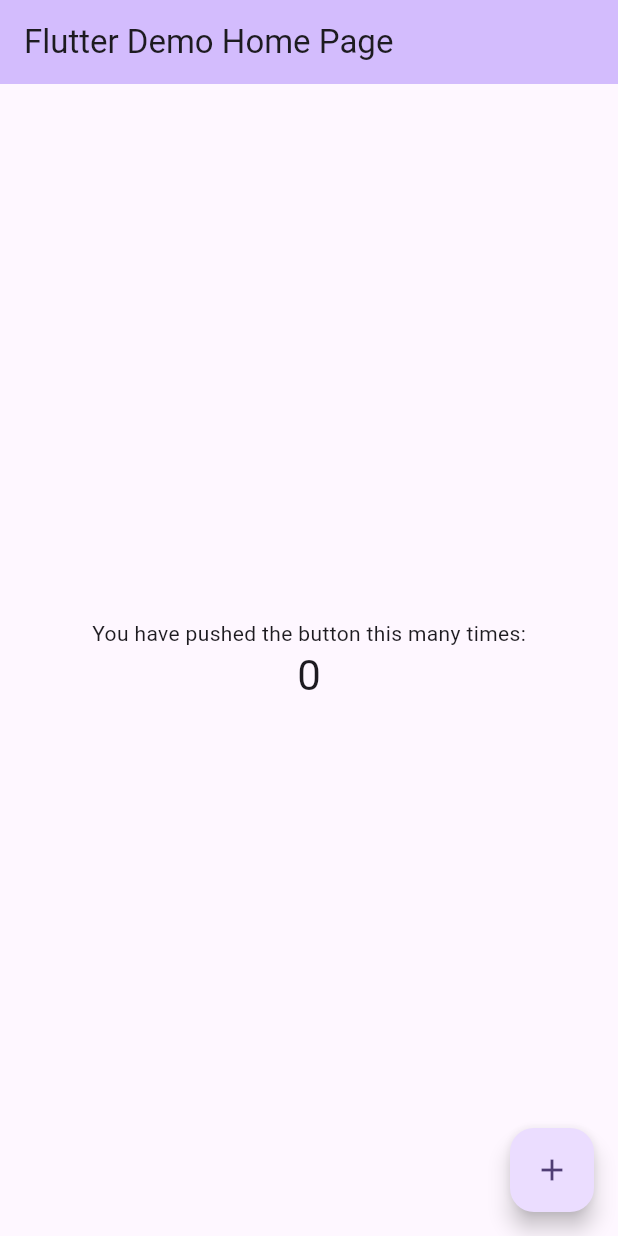
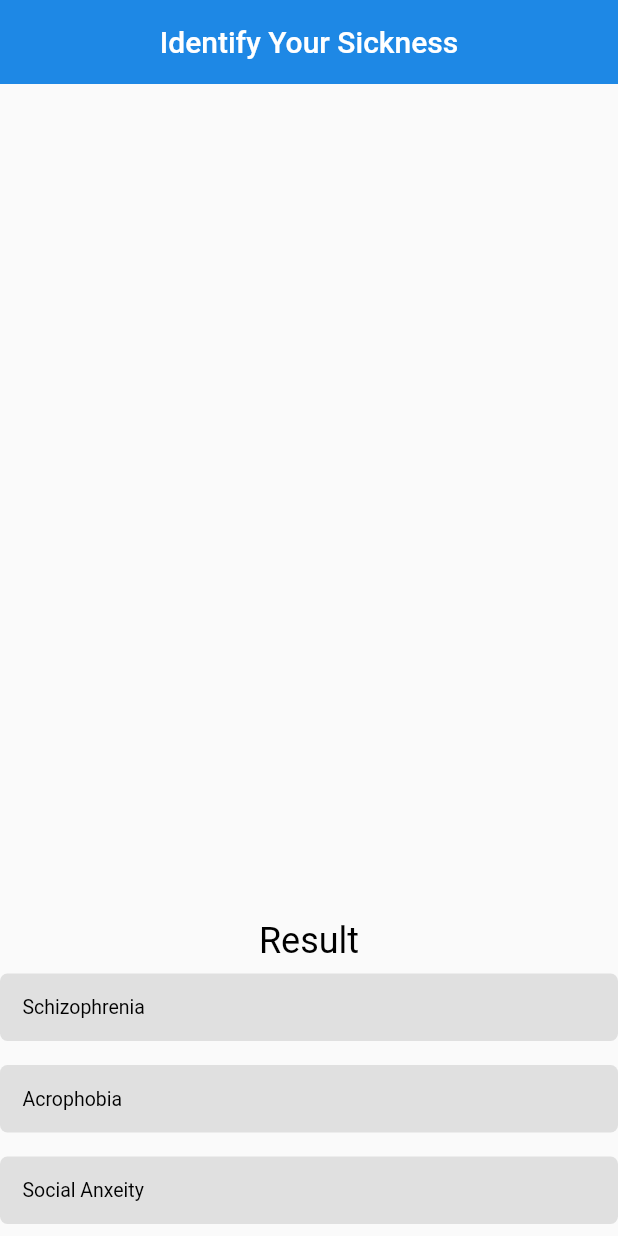
Before and after one commit to Dileeshana/Myalo-app-dummy-one, a Flutter app: the screen it shows after launch, on a phone screen of 412 x 824 dp. Run offline on Flutter 3.47's test engine with Material 2 defaults, Android fonts, the phone set to English and light mode, and no system bars.

Commit message:
identifying quiz complete
quiz is completed but result screen need some work

```diff
--- /dev/null
+++ b/lib/identified_result/identified_result.dart
@@ -0,0 +1,105 @@
+import 'package:flutter/material.dart';
+
+class ResultScreen extends StatelessWidget {
+  @override
+  Widget build(BuildContext context) {
+    return Scaffold(
+      appBar: AppBar(
+        centerTitle: true,
+        backgroundColor: Colors.blue.shade600,
+        elevation: 0, //drop shadow
+        title: const Text("Identify Your Sickness"),
+      ),
+      body: Container(
+        child: Column(
+          mainAxisAlignment: MainAxisAlignment.spaceAround,
+            children: [
+              Spacer(),
+              Text(
+                "Result",
+                style: Theme.of(context)
+                    .textTheme
+                    .headline5
+                    ?.copyWith(color: Colors.black),
+              ),
+              _resultSchizophrenia(),
+              _resultAcrophobia(),
+              _resultSocialAnxeity(),
+            ],
+        )
+      ),
+    );
+  }
+
+  _resultSchizophrenia() {
+    return Column(
+      children: [
+        Container(
+          alignment: Alignment.topLeft,
+          width: double.infinity,
+          padding: const EdgeInsets.all(15),
+          margin: EdgeInsets.symmetric(vertical: 8),
+          decoration: BoxDecoration(
+            color: Color.fromARGB(255, 224, 224, 224),
+            borderRadius: BorderRadius.circular(5),
+          ),
+          child: Text(
+            "Schizophrenia",
+            style: const TextStyle(
+              color: Colors.black,
+              fontSize: 13,
+            ),
+          ),
+        )
+      ],
+    );
+  }
+
+  _resultAcrophobia() {
+    return Column(
+      children: [
+        Container(
+          alignment: Alignment.topLeft,
+          width: double.infinity,
+          padding: const EdgeInsets.all(15),
+          margin: EdgeInsets.symmetric(vertical: 8),
+          decoration: BoxDecoration(
+            color: Color.fromARGB(255, 224, 224, 224),
+            borderRadius: BorderRadius.circular(5),
+          ),
+          child: Text(
+            "Acrophobia",
+            style: const TextStyle(
+              color: Colors.black,
+              fontSize: 13,
+            ),
+          ),
+        )
+      ],
+    );
+  }
+
+  _resultSocialAnxeity() {
+    return Column(
+      children: [
+        Container(
+          alignment: Alignment.topLeft,
+          width: double.infinity,
+          padding: const EdgeInsets.all(15),
+          margin: EdgeInsets.symmetric(vertical: 8),
+          decoration: BoxDecoration(
+            color: Color.fromARGB(255, 224, 224, 224),
+            borderRadius: BorderRadius.circular(5),
+          ),
+          child: Text(
+            "Social Anxeity",
+            style: const TextStyle(
+              color: Colors.black,
+              fontSize: 13,
+            ),
+          ),
+        )
+      ],
+    );
+  }
+}
--- a/lib/main.dart
+++ b/lib/main.dart
@@ -1,4 +1,8 @@
 import 'package:flutter/material.dart';
+import 'package:myalo_app/identifiyng_quiz/identify_quiz.dart';
+import 'package:myalo_app/screens/bottom_bar.dart';
+
+import 'identified_result/identified_result.dart';
 
 void main() {
   runApp(const MyApp());
@@ -7,119 +11,15 @@ void main() {
 class MyApp extends StatelessWidget {
   const MyApp({super.key});
 
-  // This widget is the root of your application.
   @override
   Widget build(BuildContext context) {
     return MaterialApp(
       title: 'Flutter Demo',
       theme: ThemeData(
-        // This is the theme of your application.
-        //
-        // TRY THIS: Try running your application with "flutter run". You'll see
-        // the application has a blue toolbar. Then, without quitting the app,
-        // try changing the seedColor in the colorScheme below to Colors.green
-        // and then invoke "hot reload" (save your changes or press the "hot
-        // reload" button in a Flutter-supported IDE, or press "r" if you used
-        // the command line to start the app).
-        //
-        // Notice that the counter didn't reset back to zero; the application
-        // state is not lost during the reload. To reset the state, use hot
-        // restart instead.
-        //
-        // This works for code too, not just values: Most code changes can be
-        // tested with just a hot reload.
-        colorScheme: ColorScheme.fromSeed(seedColor: Colors.deepPurple),
-        useMaterial3: true,
+
+      primarySwatch: Colors.blue
       ),
-      home: const MyHomePage(title: 'Flutter Demo Home Page'),
+      home: ResultScreen(),
     );
   }
 }
-
-class MyHomePage extends StatefulWidget {
-  const MyHomePage({super.key, required this.title});
-
-  // This widget is the home page of your application. It is stateful, meaning
-  // that it has a State object (defined below) that contains fields that affect
-  // how it looks.
-
-  // This class is the configuration for the state. It holds the values (in this
-  // case the title) provided by the parent (in this case the App widget) and
-  // used by the build method of the State. Fields in a Widget subclass are
-  // always marked "final".
-
-  final String title;
-
-  @override
-  State<MyHomePage> createState() => _MyHomePageState();
-}
-
-class _MyHomePageState extends State<MyHomePage> {
-  int _counter = 0;
-
-  void _incrementCounter() {
-    setState(() {
-      // This call to setState tells the Flutter framework that something has
-      // changed in this State, which causes it to rerun the build method below
-      // so that the display can reflect the updated values. If we changed
-      // _counter without calling setState(), then the build method would not be
-      // called again, and so nothing would appear to happen.
-      _counter++;
-    });
-  }
-
-  @override
-  Widget build(BuildContext context) {
-    // This method is rerun every time setState is called, for instance as done
-    // by the _incrementCounter method above.
-    //
-    // The Flutter framework has been optimized to make rerunning build methods
-    // fast, so that you can just rebuild anything that needs updating rather
-    // than having to individually change instances of widgets.
-    return Scaffold(
-      appBar: AppBar(
-        // TRY THIS: Try changing the color here to a specific color (to
-        // Colors.amber, perhaps?) and trigger a hot reload to see the AppBar
-        // change color while the other colors stay the same.
-        backgroundColor: Theme.of(context).colorScheme.inversePrimary,
-        // Here we take the value from the MyHomePage object that was created by
-        // the App.build method, and use it to set our appbar title.
-        title: Text(widget.title),
-      ),
-      body: Center(
-        // Center is a layout widget. It takes a single child and positions it
-        // in the middle of the parent.
-        child: Column(
-          // Column is also a layout widget. It takes a list of children and
-          // arranges them vertically. By default, it sizes itself to fit its
-          // children horizontally, and tries to be as tall as its parent.
-          //
-          // Column has various properties to control how it sizes itself and
-          // how it positions its children. Here we use mainAxisAlignment to
-          // center the children vertically; the main axis here is the vertical
-          // axis because Columns are vertical (the cross axis would be
-          // horizontal).
-          //
-          // TRY THIS: Invoke "debug painting" (choose the "Toggle Debug Paint"
-          // action in the IDE, or press "p" in the console), to see the
-          // wireframe for each widget.
-          mainAxisAlignment: MainAxisAlignment.center,
-          children: <Widget>[
-            const Text(
-              'You have pushed the button this many times:',
-            ),
-            Text(
-              '$_counter',
-              style: Theme.of(context).textTheme.headlineMedium,
-            ),
-          ],
-        ),
-      ),
-      floatingActionButton: FloatingActionButton(
-        onPressed: _incrementCounter,
-        tooltip: 'Increment',
-        child: const Icon(Icons.add),
-      ), // This trailing comma makes auto-formatting nicer for build methods.
-    );
-  }
-}
--- a/pubspec.yaml
+++ b/pubspec.yaml
@@ -35,6 +35,7 @@ dependencies:
   # The following adds the Cupertino Icons font to your application.
   # Use with the CupertinoIcons class for iOS style icons.
   cupertino_icons: ^1.0.2
+  d_chart: ^2.2.11
 
 dev_dependencies:
   flutter_test:
```
Also changed, not shown: lib/identifiyng_quiz/identify_quiz.dart (added, +144 -0 lines), lib/identifiyng_quiz/question_model.dart (added, +37 -0 lines), lib/screens/bottom_bar.dart (added, +26 -0 lines), pubspec.lock.
